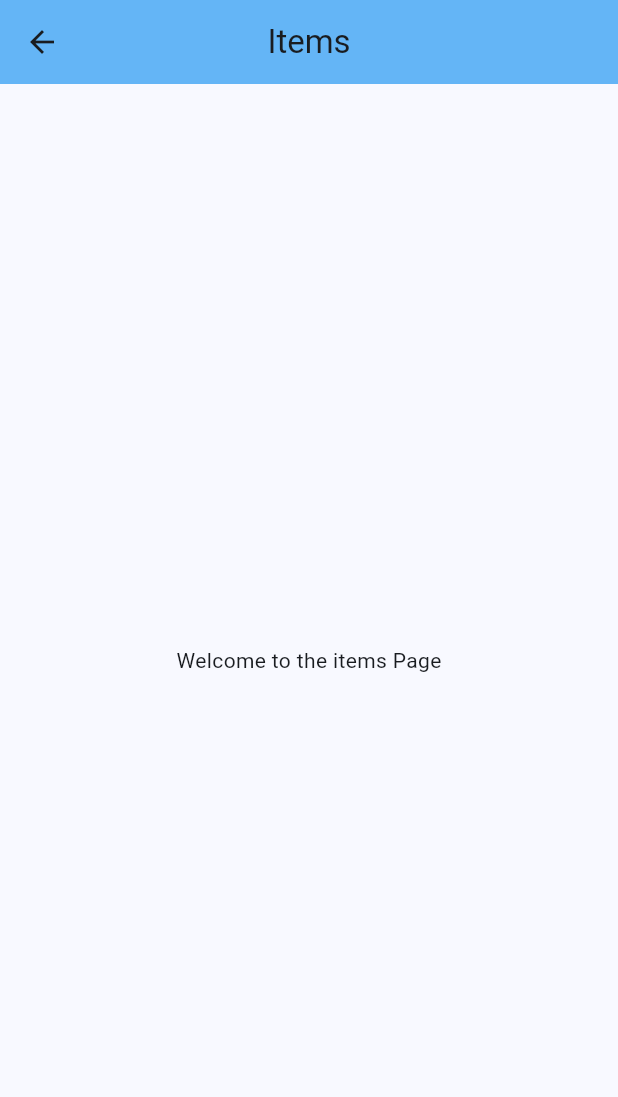
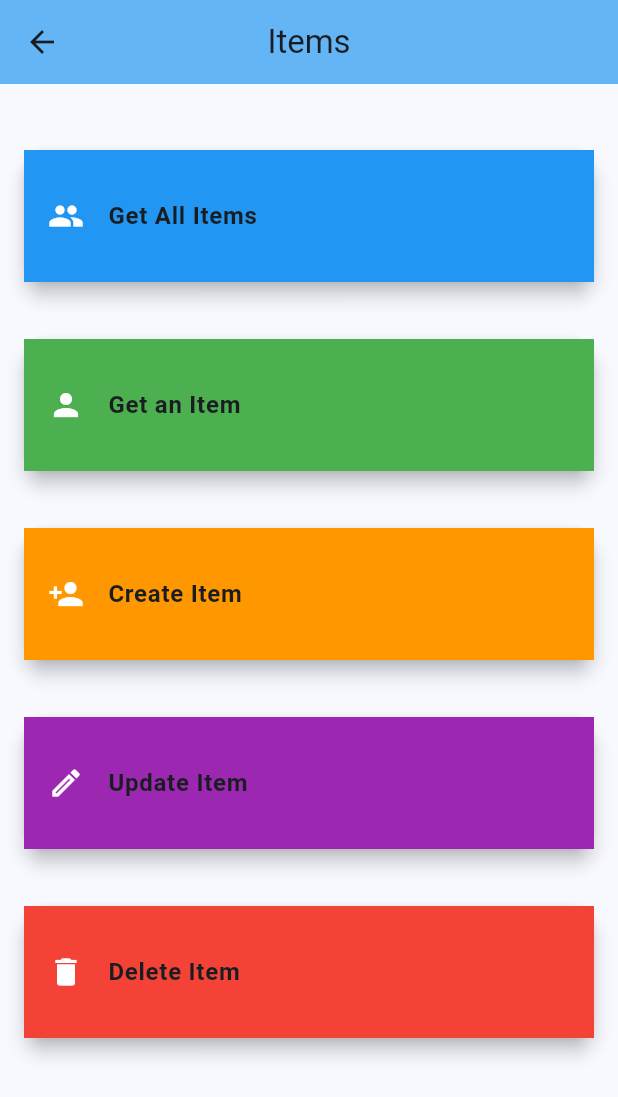
Before and after one commit to ahmadrestom/Supermarket-Frontend, a Flutter app: the ItemPage screen opened by its route, on a phone screen of 412 x 824 dp. Shown: the top 1097 px of the screen. Run offline on Flutter 3.47's test engine with Material 3 defaults, Android fonts, the phone set to English and light mode, and no system bars; network calls fail.

Commit message:
Creating item model and service classes and getAllItems feature

```diff
--- a/lib/ItemPage.dart
+++ b/lib/ItemPage.dart
@@ -8,12 +8,92 @@ class ItemPage extends StatelessWidget{
     return Scaffold(
       appBar: AppBar(
         title: const Text('Items'),
+        centerTitle: true,
       ),
-      body: const Center(
-        child: Text(
-          'Welcome to the items Page',
+      body: Padding(
+        padding: const EdgeInsets.fromLTRB(6, 20, 6, 10),
+        child: Column(
+          children: [
+            Expanded(
+              child: ListView(
+                children: [
+                  _buildCard(
+                    context,
+                    'Get All Items',
+                    '/getAllItems',
+                    Icons.people,
+                    Colors.blue,
+                  ),
+                  const SizedBox(height: 10),
+                  _buildCard(
+                    context,
+                    'Get an Item',
+                    '/getItem',
+                    Icons.person,
+                    Colors.green,
+                  ),
+                  const SizedBox(height: 10),
+                  _buildCard(
+                    context,
+                    'Create Item',
+                    '/createItem',
+                    Icons.person_add,
+                    Colors.orange,
+                  ),
+                  const SizedBox(height: 10),
+                  _buildCard(
+                    context,
+                    'Update Item',
+                    '/updateItem',
+                    Icons.mode_edit_outline_outlined,
+                    Colors.purple,
+                  ),
+                  const SizedBox(height: 10),
+                  _buildCard(
+                    context,
+                    'Delete Item',
+                    '/deleteItem',
+                    Icons.delete,
+                    Colors.red,
+                  ),
+                ],
+              ),
+            ),
+          ],
         ),
       ),
     );
   }
 }
+
+Widget _buildCard(BuildContext context, String title, String route, IconData icon, Color color) {
+  return Padding(
+    padding: const EdgeInsets.fromLTRB(6, 20, 6, 0),
+    child: Card(
+      elevation: 5,
+      shape: RoundedRectangleBorder(
+        borderRadius: BorderRadius.circular(15.0),
+      ),
+      child: InkWell(
+        onTap: () {
+          Navigator.pushNamed(context, route);
+        },
+        borderRadius: BorderRadius.circular(15.0),
+        child: ListTile(
+          leading: Icon(
+            icon,
+            color: Colors.white,
+          ),
+          title: Text(
+            title,
+            style: const TextStyle(
+              fontWeight: FontWeight.bold,
+            ),
+          ),
+          tileColor: color,
+          contentPadding: const EdgeInsets.all(16.0),
+        ),
+      ),
+    ),
+  );
+}
--- /dev/null
+++ b/lib/Models/item.dart
@@ -0,0 +1,38 @@
+import 'package:frontend/Models/supplier.dart';
+import 'package:frontend/Models/category.dart';
+
+class Item{
+  final int itemId;
+  final String itemName;
+  final double itemPrice;
+  final int itemQuantity;
+  final Category category;
+  final Supplier supplier;
+
+  Item({required this.itemId, required this.itemName,
+        required this.itemPrice, required this.itemQuantity,
+        required this.category, required this.supplier});
+
+  factory Item.fromJson(Map<String, dynamic> json) {
+    return Item(
+      itemId: json['item_id'] as int,
+      itemName: json['item_name'] as String,
+      itemPrice: json['item_price'] as double,
+      itemQuantity: json['item_quantity'] as int,
+      category: Category.fromJson(json['category'] as Map<String, dynamic>),
+      supplier: Supplier.fromJson(json['supplier'] as Map<String, dynamic>),
+    );
+  }
+
+  Map<String, dynamic> toJson() {
+    return {
+      'item_id': itemId,
+      'item_name': itemName,
+      'item_price': itemPrice,
+      'item_quantity': itemQuantity,
+      'category': category.toJson(),
+      'supplier': supplier.toJson(),
+    };
+  }
+
+}
--- /dev/null
+++ b/lib/Services/item_service.dart
@@ -0,0 +1,68 @@
+import 'dart:convert';
+
+import 'package:frontend/Models/item.dart';
+import 'package:http/http.dart' as http;
+
+class ItemService{
+  final String baseUrl = 'http://10.0.2.2:8080/item';
+
+  Future<List<Item>> getItems() async{
+    final response = await http.get(Uri.parse(baseUrl));
+
+    if(response.statusCode == 200)
+    {
+      List<dynamic> jsonResponse = json.decode(response.body);
+      return jsonResponse.map((data) => Item.fromJson(data)).toList();
+    }
+    else
+    {
+      throw Exception('Failed to load items');
+    }
+  }
+
+  Future<Item> getItemById(int itemId) async{
+    final response = await http.get(Uri.parse('$baseUrl/$itemId'));
+    if(response.statusCode == 200){
+      Map<String, dynamic> jsonResponse = json.decode(response.body);
+      return Item.fromJson(jsonResponse);
+    }else{
+      throw Exception('Failed to load item');
+    }
+  }
+
+  Future<void> createItem(Item item) async{
+    final response = await http.post(
+      Uri.parse(baseUrl),
+      headers: <String, String>{
+        'Content-Type': 'application/json; charset=UTF-8',
+      },
+      body: jsonEncode(item.toJson()),
+
+    );
+
+    if(response.statusCode != 200){
+      throw Exception('Failed to create item');
+    }
+  }
+
+  Future<void> updateItem(Item item) async{
+    final response = await http.put(
+      Uri.parse(baseUrl),
+      headers: <String, String>{
+        'Content-Type':'application/json; charset=UTF-8',
+      },
+      body: jsonEncode(item.toJson()),
+    );
+    if(response.statusCode != 200){
+      throw Exception('Failed to update item');
+    }
+  }
+
+  Future<void> deleteItem(int itemId) async{
+    final response = await http.delete(Uri.parse('$baseUrl/$itemId'));
+
+    if(response.statusCode != 200){
+      throw Exception('Failed to delete item');
+    }
+  }
+}
--- a/lib/main.dart
+++ b/lib/main.dart
@@ -12,6 +12,7 @@ import 'package:frontend/Customer CRUD/getCustomer.dart';
 import 'package:frontend/Customer CRUD/updateCustomer.dart';
 import 'package:frontend/CustomerPage.dart';
 import 'package:frontend/InvoicePage.dart';
+import 'package:frontend/Item%20CRUD/getAllItems.dart';
 import 'package:frontend/ItemPage.dart';
 import 'package:frontend/Supplier%20CRUD/createSupplier.dart';
 import 'package:frontend/Supplier%20CRUD/deleteSupplier.dart';
@@ -64,7 +65,7 @@ class MyApp extends StatelessWidget {
         '/createSupplier': (context) => const CreateSupplier(),
         '/deleteSupplier': (context) => DeleteSupplier(),
         '/updateSupplier': (context) => UpdateSupplier(),
-
+        '/getAllItems': (context)=> GetAllItems(),
       },
     );
   }
```
Also changed, not shown: lib/Item CRUD/getAllItems.dart (added, +143 -0 lines), lib/Item CRUD/createItem.dart (added), lib/Item CRUD/deleteItem.dart (added), lib/Item CRUD/getItem.dart (added), lib/Item CRUD/updateItem.dart (added).
